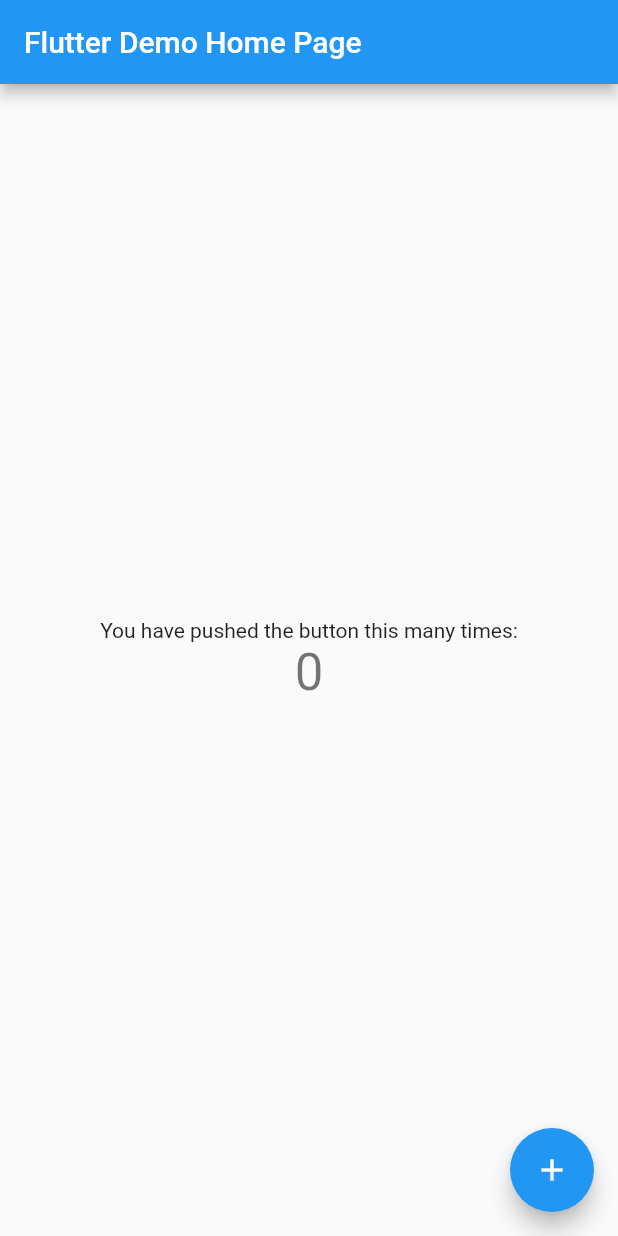
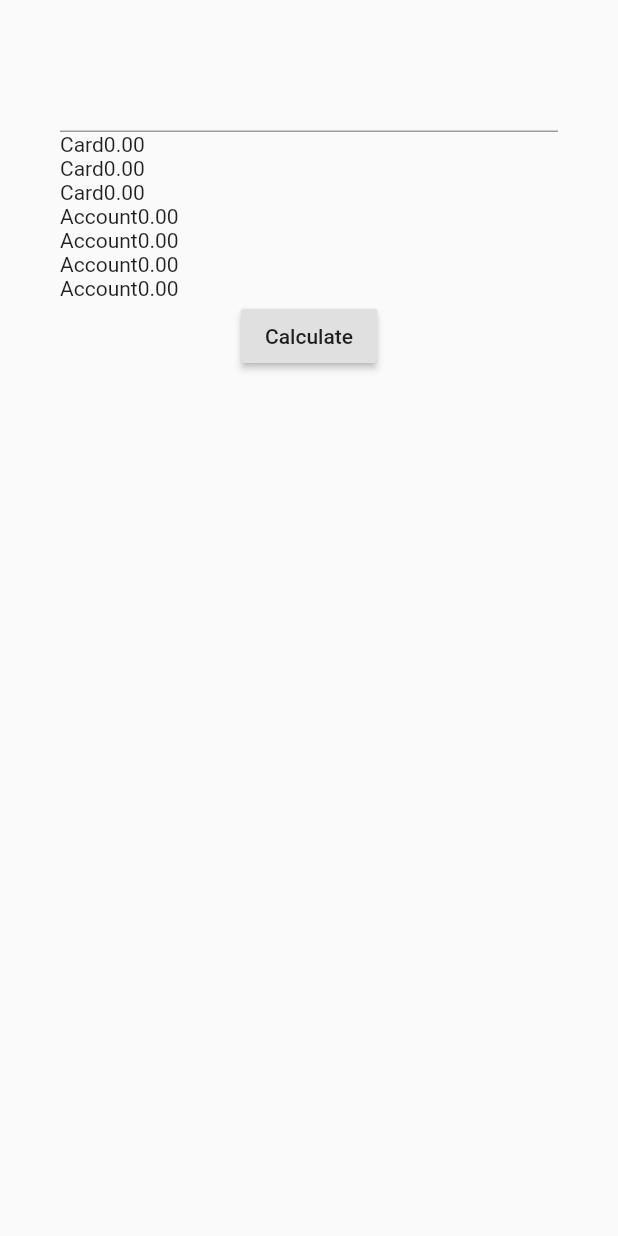
Before and after one commit to simoneboerci/MMA, a Flutter app: the screen it shows after launch, on a phone screen of 412 x 824 dp. Run offline on Flutter 3.47's test engine with Material 2 defaults, Android fonts, the phone set to English and light mode, and no system bars; accounts and stored records are empty.

Commit message:
Basic function

```diff
--- /dev/null
+++ b/lib/data/account.dart
@@ -0,0 +1,6 @@
+import 'package:mma/data/fund.dart';
+
+class Account extends Fund{
+
+  Account({String name = "Account", String description = "A fund for which we do not have a physical card", double money = 0}) : super(name, description, money);
+}
--- /dev/null
+++ b/lib/data/assets_list.dart
@@ -0,0 +1,36 @@
+import 'package:mma/data/account.dart';
+import 'package:mma/data/card.dart';
+
+class AssetsList{
+
+  Card _mainCard;
+  Card _personalCard;
+  Card _businessCard;
+
+  Account _investmentAccount;
+  Account _speculationAccount;
+  Account _savingsAccount;
+  Account _bonusAccount;
+
+  AssetsList(){
+    _mainCard = new Card();
+    _personalCard = new Card();
+    _businessCard = new Card();
+
+    _investmentAccount = new Account();
+    _speculationAccount = new Account();
+    _savingsAccount = new Account();
+    _bonusAccount = new Account();
+  }
+
+  double assetsValue() => _mainCard.getMoney() + _personalCard.getMoney() + _businessCard.getMoney() + _investmentAccount.getMoney() + _speculationAccount.getMoney() + _savingsAccount.getMoney() + _bonusAccount.getMoney();
+
+  Card getMainCard() => _mainCard;
+  Card getPersonalCard() => _personalCard;
+  Card getBusinessCard() => _businessCard;
+
+  Account getInvestmentAccount() => _investmentAccount;
+  Account getSpeculationAccount() => _speculationAccount;
+  Account getSavingsAccount() => _savingsAccount;
+  Account getBonusAccount() => _bonusAccount;
+}
--- /dev/null
+++ b/lib/data/card.dart
@@ -0,0 +1,6 @@
+import 'package:mma/data/fund.dart';
+
+class Card extends Fund{
+
+  Card({String name = "Card", String description = "A fund of which we have a physical card", double money = 0}) : super(name, description, money);
+}
--- /dev/null
+++ b/lib/data/fund.dart
@@ -0,0 +1,20 @@
+abstract class Fund{
+
+  String _name;
+  String _description;
+  double _money;
+
+  Fund(String name, String description, double money){
+    _name = name;
+    _description = description;
+    _money = money;
+  }
+
+  String getName() => _name;
+  String getDescription() => _description;
+  double getMoney() => _money;
+
+  void setMoney(double amount) => _money = amount;
+  void addMoney(double amount) => _money += amount;
+  void subtractMoney(double amount) => _money -= amount;
+}
--- /dev/null
+++ b/lib/data/percentage.dart
@@ -0,0 +1,42 @@
+class Percentage{
+
+  String _name;
+  double _value;
+  double _minValue;
+  double _maxValue;
+
+  Percentage(String name, double defaultValue, double minValue, double maxValue){
+    _name = name;
+    _value = defaultValue;
+    _minValue = minValue;
+    _maxValue = maxValue;
+
+    _clampValue();
+  }
+
+  void _clampValue(){
+    if(_value < _minValue)
+      _value = _minValue;
+    else if(_value > _maxValue)
+      _value = _maxValue;
+  }
+
+  //Getters
+
+  String getName() => _name;
+
+  double getValue() => _value;
+  double getMinValue() => _minValue;
+  double getMaxValue() => _maxValue;
+
+  //Setters
+
+  void setName(String name){
+    _name = name;
+  }
+
+  void setValue(double value){
+    _value = value;
+    _clampValue();
+  }
+}
--- /dev/null
+++ b/lib/data/percentage_sheet.dart
@@ -0,0 +1,24 @@
+import 'package:mma/data/percentage.dart';
+
+class PercentageSheet{
+
+  Percentage _commissionPercentage;
+  Percentage _cashbackPercentage;
+  Percentage _savingsPercentage;
+  Percentage _businessPercentage;
+  Percentage _investmentsPercentage;
+
+  PercentageSheet(Percentage commissionPercentage, Percentage cashbackPercentage, Percentage savingsPercentage, Percentage businessPercentage, Percentage investmentsPercentage){
+    _commissionPercentage = commissionPercentage;
+    _cashbackPercentage = cashbackPercentage;
+    _savingsPercentage = savingsPercentage;
+    _businessPercentage = businessPercentage;
+    _investmentsPercentage = investmentsPercentage;
+  }
+
+  Percentage getCommissionPercentage() => _commissionPercentage;
+  Percentage getCashbackPercentage() => _cashbackPercentage;
+  Percentage getSavingsPercentage() => _savingsPercentage;
+  Percentage getBusinessPercentage() => _businessPercentage;
+  Percentage getInvestmentsPercentage() => _investmentsPercentage;
+}
--- a/lib/main.dart
+++ b/lib/main.dart
@@ -1,117 +1,20 @@
 import 'package:flutter/material.dart';
+import 'package:mma/widgets/home_page.dart';
 
 void main() {
   runApp(MyApp());
 }
 
 class MyApp extends StatelessWidget {
-  // This widget is the root of your application.
   @override
   Widget build(BuildContext context) {
     return MaterialApp(
-      title: 'Flutter Demo',
+      title: 'MMA',
       theme: ThemeData(
-        // This is the theme of your application.
-        //
-        // Try running your application with "flutter run". You'll see the
-        // application has a blue toolbar. Then, without quitting the app, try
-        // changing the primarySwatch below to Colors.green and then invoke
-        // "hot reload" (press "r" in the console where you ran "flutter run",
-        // or simply save your changes to "hot reload" in a Flutter IDE).
-        // Notice that the counter didn't reset back to zero; the application
-        // is not restarted.
         primarySwatch: Colors.blue,
-        // This makes the visual density adapt to the platform that you run
-        // the app on. For desktop platforms, the controls will be smaller and
-        // closer together (more dense) than on mobile platforms.
         visualDensity: VisualDensity.adaptivePlatformDensity,
       ),
-      home: MyHomePage(title: 'Flutter Demo Home Page'),
+      home: HomePage()
     );
   }
 }
-
-class MyHomePage extends StatefulWidget {
-  MyHomePage({Key key, this.title}) : super(key: key);
-
-  // This widget is the home page of your application. It is stateful, meaning
-  // that it has a State object (defined below) that contains fields that affect
-  // how it looks.
-
-  // This class is the configuration for the state. It holds the values (in this
-  // case the title) provided by the parent (in this case the App widget) and
-  // used by the build method of the State. Fields in a Widget subclass are
-  // always marked "final".
-
-  final String title;
-
-  @override
-  _MyHomePageState createState() => _MyHomePageState();
-}
-
-class _MyHomePageState extends State<MyHomePage> {
-  int _counter = 0;
-
-  void _incrementCounter() {
-    setState(() {
-      // This call to setState tells the Flutter framework that something has
-      // changed in this State, which causes it to rerun the build method below
-      // so that the display can reflect the updated values. If we changed
-      // _counter without calling setState(), then the build method would not be
-      // called again, and so nothing would appear to happen.
-      _counter++;
-    });
-  }
-
-  @override
-  Widget build(BuildContext context) {
-    // This method is rerun every time setState is called, for instance as done
-    // by the _incrementCounter method above.
-    //
-    // The Flutter framework has been optimized to make rerunning build methods
-    // fast, so that you can just rebuild anything that needs updating rather
-    // than having to individually change instances of widgets.
-    return Scaffold(
-      appBar: AppBar(
-        // Here we take the value from the MyHomePage object that was created by
-        // the App.build method, and use it to set our appbar title.
-        title: Text(widget.title),
-      ),
-      body: Center(
-        // Center is a layout widget. It takes a single child and positions it
-        // in the middle of the parent.
-        child: Column(
-          // Column is also a layout widget. It takes a list of children and
-          // arranges them vertically. By default, it sizes itself to fit its
-          // children horizontally, and tries to be as tall as its parent.
-          //
-          // Invoke "debug painting" (press "p" in the console, choose the
-          // "Toggle Debug Paint" action from the Flutter Inspector in Android
-          // Studio, or the "Toggle Debug Paint" command in Visual Studio Code)
-          // to see the wireframe for each widget.
-          //
-          // Column has various properties to control how it sizes itself and
-          // how it positions its children. Here we use mainAxisAlignment to
-          // center the children vertically; the main axis here is the vertical
-          // axis because Columns are vertical (the cross axis would be
-          // horizontal).
-          mainAxisAlignment: MainAxisAlignment.center,
-          children: <Widget>[
-            Text(
-              'You have pushed the button this many times:',
-            ),
-            Text(
-              '$_counter',
-              style: Theme.of(context).textTheme.headline4,
-            ),
-          ],
-        ),
-      ),
-      floatingActionButton: FloatingActionButton(
-        onPressed: _incrementCounter,
-        tooltip: 'Increment',
-        child: Icon(Icons.add),
-      ), // This trailing comma makes auto-formatting nicer for build methods.
-    );
-  }
-}
--- /dev/null
+++ b/lib/objects/mmc_func.dart
@@ -0,0 +1,6 @@
+import 'package:mma/data/assets_list.dart';
+import 'package:mma/data/percentage_sheet.dart';
+
+abstract class MMCFunc{
+  AssetsList execute(double amount, PercentageSheet percentageSheet);
+}
--- /dev/null
+++ b/lib/widgets/asset_list_widget.dart
@@ -0,0 +1,27 @@
+import 'package:flutter/material.dart';
+import 'package:mma/data/assets_list.dart';
+import 'package:mma/widgets/fund_widget.dart';
+
+class AssetListWidget extends StatelessWidget{
+
+  final AssetsList _assetsList;
+
+  AssetListWidget(this._assetsList);
+
+  @override
+  Widget build(BuildContext context) {
+    return Container(
+      child: Column(
+        children: [
+          FundWidget(_assetsList.getMainCard()),
+          FundWidget(_assetsList.getPersonalCard()),
+          FundWidget(_assetsList.getBusinessCard()),
+          FundWidget(_assetsList.getInvestmentAccount()),
+          FundWidget(_assetsList.getSpeculationAccount()),
+          FundWidget(_assetsList.getSavingsAccount()),
+          FundWidget(_assetsList.getBonusAccount())
+        ],
+      ),
+    );
+  }
+}
--- /dev/null
+++ b/lib/widgets/fund_widget.dart
@@ -0,0 +1,21 @@
+import 'package:flutter/material.dart';
+import 'package:mma/data/fund.dart';
+
+class FundWidget extends StatelessWidget{
+
+  final Fund _fund;
+
+  FundWidget(this._fund);
+
+  @override
+  Widget build(BuildContext context) {
+    return Container(
+      child: Row(
+        children: [
+          Text(_fund.getName()),
+          Text(_fund.getMoney().toStringAsFixed(2))
+        ],
+      ),
+    );
+  }
+}
```
Also changed, not shown: lib/objects/default_mmc_func.dart (added, +81 -0 lines), lib/objects/money_management_calculator.dart (added, +19 -0 lines), lib/widgets/home_page.dart (added, +75 -0 lines), 2 other files.
